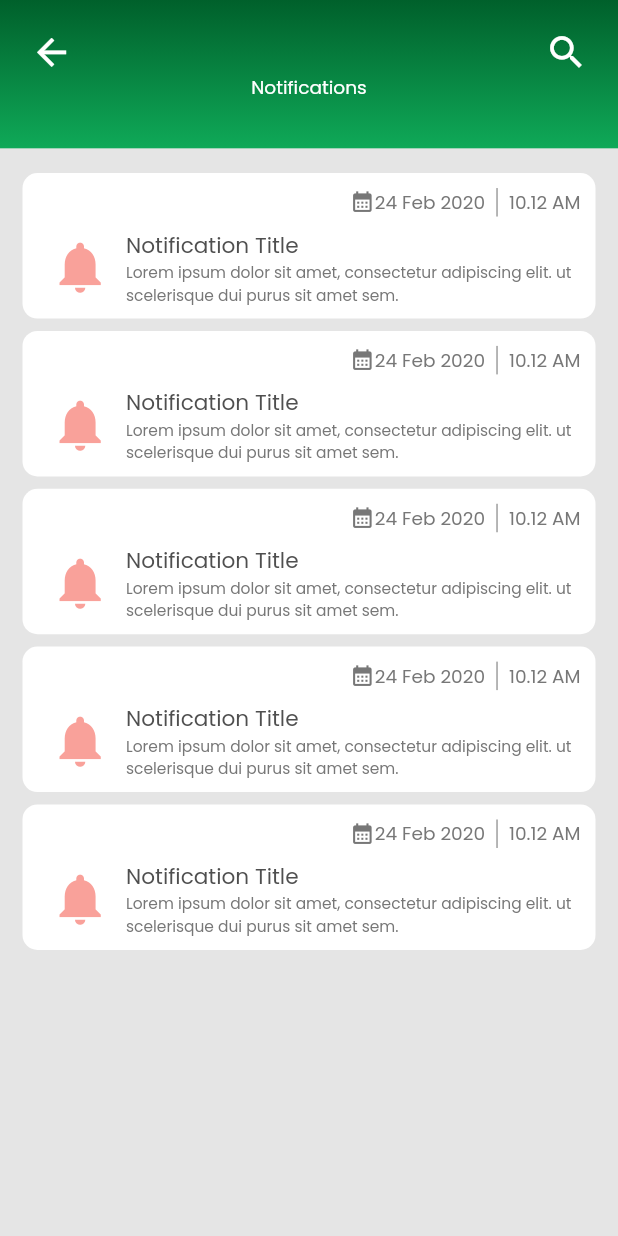
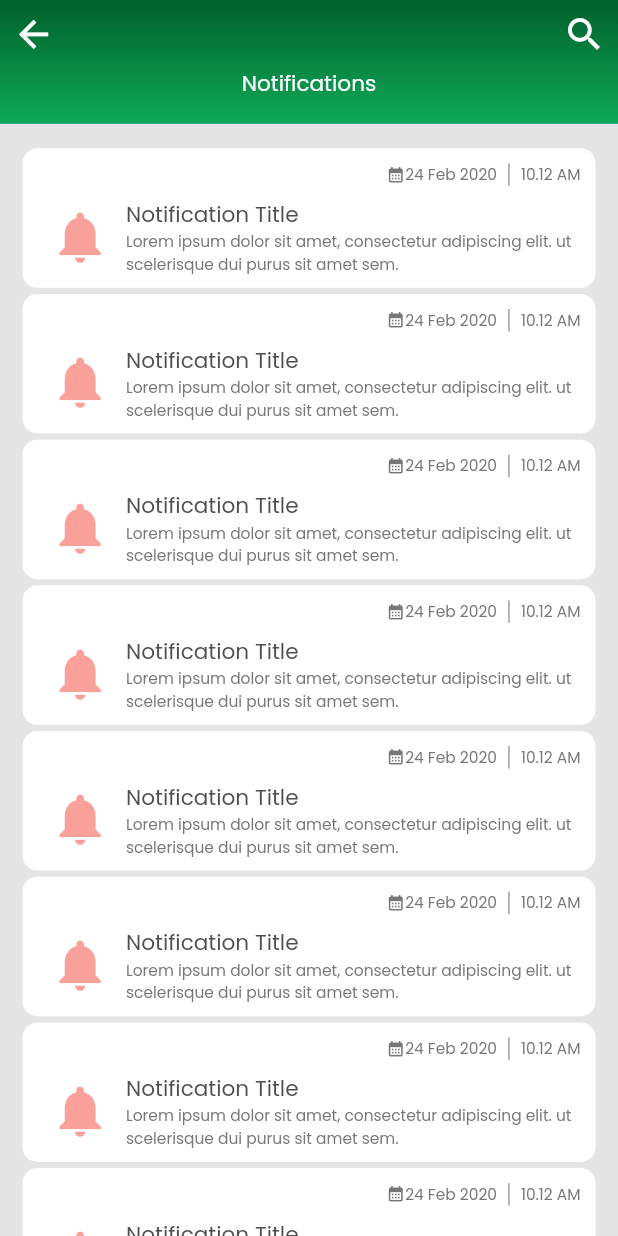
Before and after one commit to mahmudulri/07-Update-Austta, a Flutter app: the screen it shows after launch, on a phone screen of 412 x 824 dp. Run offline on Flutter 3.47's test engine with Material 2 defaults, Android fonts, the phone set to English and light mode, and no system bars; our stand-ins replace carousel_slider, file_picker, firebase_core, firebase_messaging, flutter_html, flutter_local_notifications and 10 more; missing offline and left inert: delta_to_html, flutter_quill, outlined_text, qr_code_scanner; accounts and stored records are empty.

Commit message:
add notificaton pages

```diff
--- a/lib/app/modules/notification/views/notification_view.dart
+++ b/lib/app/modules/notification/views/notification_view.dart
@@ -11,14 +11,17 @@ class NotificatonView extends StatelessWidget {
     var screenHeigth = MediaQuery.of(context).size.height;
     String longText =
         "Lorem ipsum dolor sit amet, consectetur adipiscing elit. ut scelerisque dui purus sit amet sem.";
-    SystemChrome.setEnabledSystemUIMode(SystemUiMode.manual,
-        overlays: [SystemUiOverlay.bottom]);
-    return Scaffold(
-        backgroundColor: Color(0xffE5E5E5),
-        body: Column(
-          children: [
-            Container(
-              height: screenHeigth * 0.120,
+    // SystemChrome.setEnabledSystemUIMode(SystemUiMode.manual,
+    //     overlays: [SystemUiOverlay.bottom]);
+    SystemChrome.setSystemUIOverlayStyle(
+        SystemUiOverlayStyle(statusBarColor: Color(0xffff00602B)));
+
+    return SafeArea(
+      child: Scaffold(
+          appBar: AppBar(
+            toolbarHeight: screenHeigth * 0.100,
+            flexibleSpace: Container(
+              // height: screenHeigth * 0.120,
               width: double.infinity,
               decoration: const BoxDecoration(
                 gradient: LinearGradient(
@@ -30,15 +33,11 @@ class NotificatonView extends StatelessWidget {
                   ],
                 ),
               ),
-              child: Padding(
-                padding: const EdgeInsets.only(
-                  top: 20,
-                  left: 20,
-                  right: 20,
-                ),
               child: Column(
                 children: [
-                    Row(
+                  Padding(
+                    padding: const EdgeInsets.all(8.0),
+                    child: Row(
                       mainAxisAlignment: MainAxisAlignment.spaceBetween,
                       children: [
                         Icon(
@@ -53,11 +52,12 @@ class NotificatonView extends StatelessWidget {
                         ),
                       ],
                     ),
+                  ),
                   Text(
                     "Notifications",
                     style: GoogleFonts.poppins(
                       textStyle: TextStyle(
-                          fontSize: screenWidth * 0.030,
+                        fontSize: screenWidth * 0.035,
                         color: Color(0xffFFFFFF),
                       ),
                     ),
@@ -65,7 +65,11 @@ class NotificatonView extends StatelessWidget {
                 ],
               ),
             ),
+            elevation: 0.0,
           ),
+          backgroundColor: Color(0xffE5E5E5),
+          body: Column(
+            children: [
               SizedBox(
                 height: screenHeigth * 0.020,
               ),
@@ -74,10 +78,10 @@ class NotificatonView extends StatelessWidget {
                   physics: BouncingScrollPhysics(),
                   separatorBuilder: (context, index) {
                     return SizedBox(
-                    height: screenHeigth * 0.010,
+                      height: screenHeigth * 0.005,
                     );
                   },
-                itemCount: 5,
+                  itemCount: 10,
                   itemBuilder: (context, index) {
                     return notification_box(
                       screenWidth: screenWidth,
@@ -87,7 +91,8 @@ class NotificatonView extends StatelessWidget {
                 ),
               ),
             ],
-        ));
+          )),
+    );
   }
 }
 
@@ -128,13 +133,13 @@ class notification_box extends StatelessWidget {
                     Icon(
                       Icons.calendar_month,
                       color: Color(0xff777777),
-                      size: screenWidth * 0.040,
+                      size: screenWidth * 0.030,
                     ),
                     Text(
                       '24 Feb 2020',
                       style: GoogleFonts.poppins(
                         textStyle: TextStyle(
-                          fontSize: screenWidth * 0.030,
+                          fontSize: screenWidth * 0.025,
                           color: Color(0xff777777),
                         ),
                       ),
@@ -147,7 +152,7 @@ class notification_box extends StatelessWidget {
                       '10.12 AM',
                       style: GoogleFonts.poppins(
                         textStyle: TextStyle(
-                          fontSize: screenWidth * 0.030,
+                          fontSize: screenWidth * 0.025,
                           color: Color(0xff777777),
                         ),
                       ),
```
Lines whose indentation alone changed are shown as unchanged.
